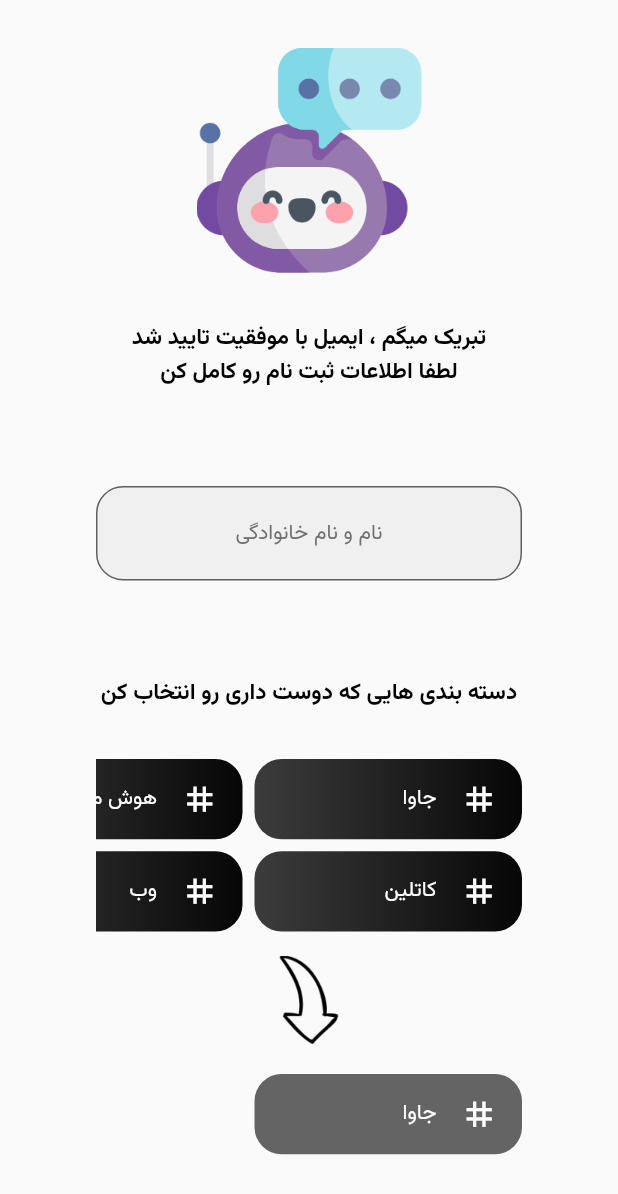
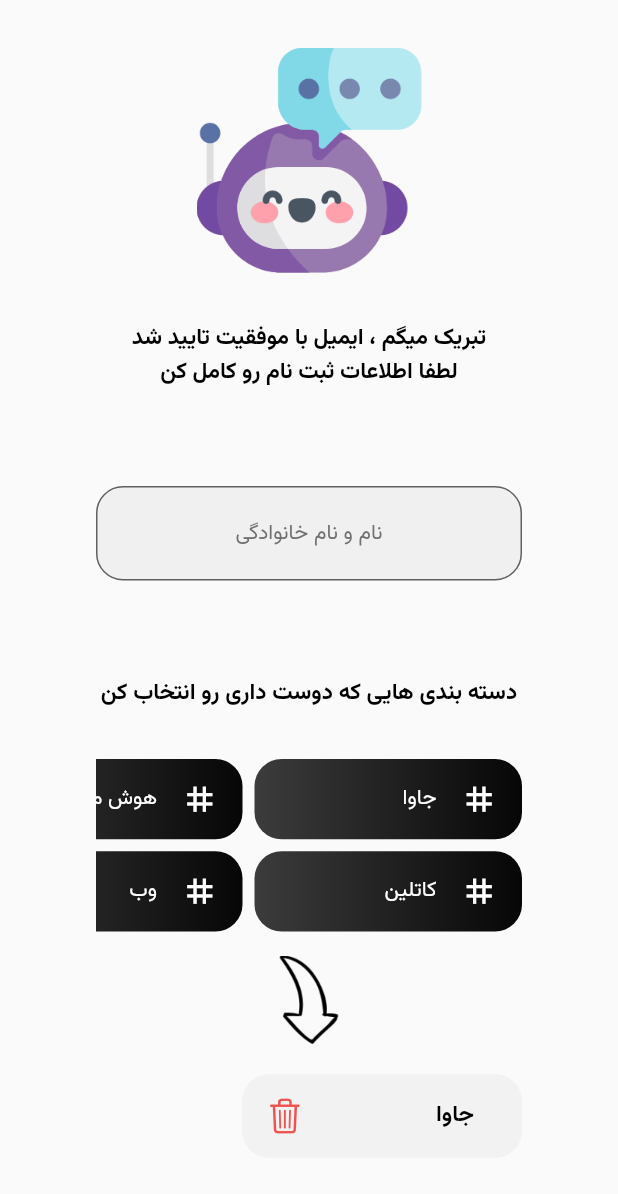
Before and after one commit to Hadi-Abedini/techblog, a Flutter app: the MyCats screen opened directly with empty values, after a tap on "جاوا", on a phone screen of 412 x 824 dp. Shown: the top 1194 px of the screen. Run offline on Flutter 3.47's test engine with Material 2 defaults, Android fonts, the phone set to English and light mode, and no system bars; our stand-ins replace email_validator, flutter_spinkit; network calls fail.

Commit message:
change selectedTag color

```diff
--- a/lib/View/home_screen.dart
+++ b/lib/View/home_screen.dart
@@ -99,10 +99,10 @@ class HomeScreen extends StatelessWidget {
                     padding: EdgeInsets.fromLTRB(
                         8, 8, index == 0 ? bodymargen : 8, 8),
                     child: MainTags(
-                        index: index,
-                        textTheme: textTheme,
-                        tagList: tagList,
-                        gradiantColors: GradiantColors.hashTags),
+                      index: index,
+                      textTheme: textTheme,
+                      list: tagList,
+                    ),
                   );
                 },
               ),
--- a/lib/View/my_cats.dart
+++ b/lib/View/my_cats.dart
@@ -82,10 +82,10 @@ class _MyCatsState extends State<MyCats> {
                       itemBuilder: (context, index) {
                         return InkWell(
                           child: MainTags(
-                              index: index,
-                              textTheme: textTheme,
-                              tagList: tagList,
-                              gradiantColors: GradiantColors.hashTags),
+                            index: index,
+                            textTheme: textTheme,
+                            list: tagList,
+                          ),
                           onTap: () {
                             checkRepetSelectedTag(index);
                           },
@@ -100,7 +100,7 @@ class _MyCatsState extends State<MyCats> {
                   ),
                   const SizedBox(height: 20),
                   SizedBox(
-                    height: 115,
+                    height: 120,
                     child: GridView.builder(
                       physics: const ClampingScrollPhysics(
                         parent: BouncingScrollPhysics(),
@@ -115,11 +115,20 @@ class _MyCatsState extends State<MyCats> {
                         childAspectRatio: 0.3,
                       ),
                       itemBuilder: (context, index) {
-                        return MainTags(
+                        return InkWell(
+                          onTap: () {
+                            setState(
+                              () {
+                                selectedTagList.remove(0);
+                              },
+                            );
+                          },
+                          child: SelectedTag(
                             index: index,
                             textTheme: textTheme,
-                            tagList: selectedTagList,
-                            gradiantColors: GradiantColors.hashTagsSelected);
+                            list: selectedTagList,
+                          ),
+                        );
                       },
                     ),
                   ),
--- a/lib/my_Colors.dart
+++ b/lib/my_Colors.dart
@@ -14,6 +14,7 @@ class SolidColors {
   static const Color subText = Color.fromARGB(255, 197, 197, 197);
   static const Color dividerColor = Color.fromARGB(255, 112, 112, 122);
   static const Color hintText = Color.fromARGB(255, 112, 112, 112);
+  static const Color hashTagsSelected = Color.fromARGB(255, 242, 242, 242);
 }
 
 class GradiantColors {
@@ -30,10 +31,7 @@ class GradiantColors {
     Color.fromARGB(255, 6, 6, 6),
     Color.fromARGB(255, 60, 60, 60),
   ];
-  static const List<Color> hashTagsSelected = [
-    Color.fromARGB(255, 100, 100, 100),
-    Color.fromARGB(255, 100, 100, 100),
-  ];
+
   static const List<Color> blogPost = [
     Color.fromARGB(0, 255, 255, 255),
     Color.fromARGB(255, 0, 0, 0),
--- a/lib/my_component.dart
+++ b/lib/my_component.dart
@@ -1,3 +1,4 @@
+import 'package:flutter/cupertino.dart';
 import 'package:flutter/material.dart';
 import 'package:techblog_codyad/fake_data.dart';
 import 'package:techblog_codyad/model/data_odels.dart';
@@ -27,23 +28,21 @@ class MainTags extends StatelessWidget {
     Key? key,
     required this.index,
     required this.textTheme,
-    required this.tagList,
-    required this.gradiantColors,
+    required this.list,
   }) : super(key: key);
   final int index;
   final TextTheme textTheme;
-  final List tagList;
-  final List<Color> gradiantColors;
+  final List list;
 
   @override
   Widget build(BuildContext context) {
     return Container(
-      decoration: BoxDecoration(
-        borderRadius: const BorderRadius.all(
+      decoration: const BoxDecoration(
+        borderRadius: BorderRadius.all(
           Radius.circular(18),
         ),
         gradient: LinearGradient(
-          colors: gradiantColors,
+          colors: GradiantColors.hashTags,
           begin: Alignment.centerRight,
           end: Alignment.centerLeft,
         ),
@@ -60,7 +59,7 @@ class MainTags extends StatelessWidget {
             Padding(
               padding: const EdgeInsets.fromLTRB(16, 0, 16, 0),
               child: Text(
-                tagList[index].title,
+                list[index].title,
                 style: textTheme.headline2,
               ),
             ),
@@ -70,3 +69,47 @@ class MainTags extends StatelessWidget {
     );
   }
 }
+
+class SelectedTag extends StatelessWidget {
+  const SelectedTag({
+    Key? key,
+    required this.index,
+    required this.textTheme,
+    required this.list,
+  }) : super(key: key);
+  final int index;
+  final TextTheme textTheme;
+  final List list;
+
+  @override
+  Widget build(BuildContext context) {
+    return Container(
+      decoration: const BoxDecoration(
+        borderRadius: BorderRadius.all(
+          Radius.circular(18),
+        ),
+        color: SolidColors.hashTagsSelected,
+      ),
+      child: Padding(
+        padding: const EdgeInsets.fromLTRB(16, 0, 16, 0),
+        child: Row(
+          mainAxisAlignment: MainAxisAlignment.spaceBetween,
+          children: [
+            Padding(
+              padding: const EdgeInsets.fromLTRB(16, 0, 16, 0),
+              child: Text(
+                list[index].title,
+                style: textTheme.headline4,
+              ),
+            ),
+            Icon(
+              CupertinoIcons.delete,
+              color: Colors.red.shade400,
+              size: 25,
+            ),
+          ],
+        ),
+      ),
+    );
+  }
+}
```
